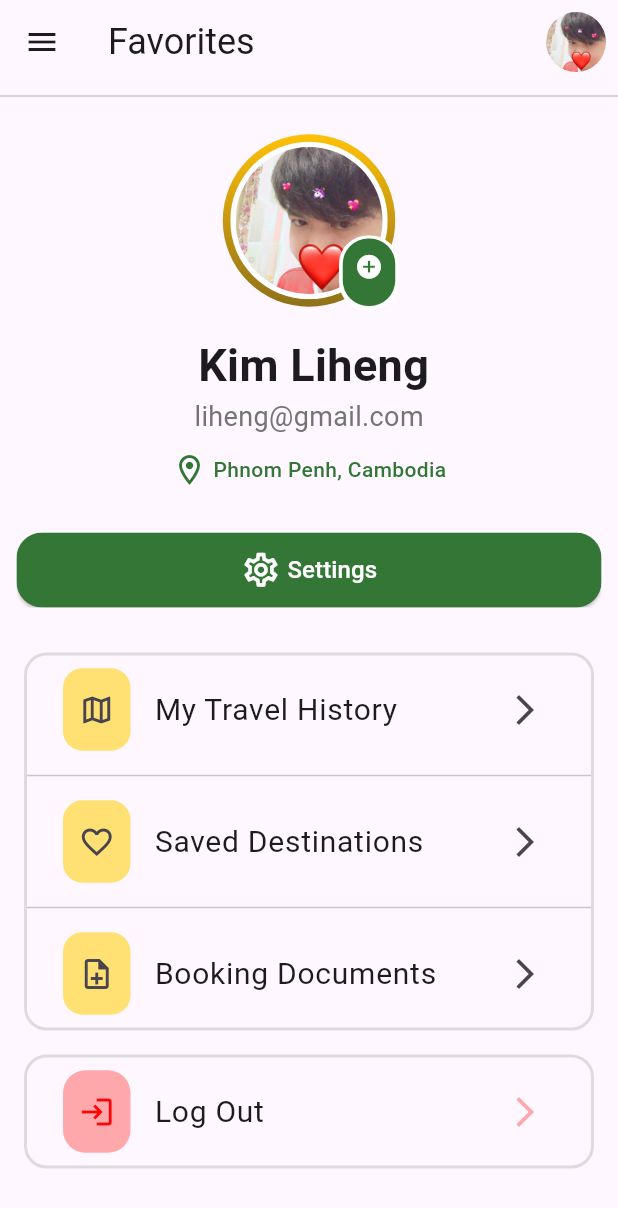
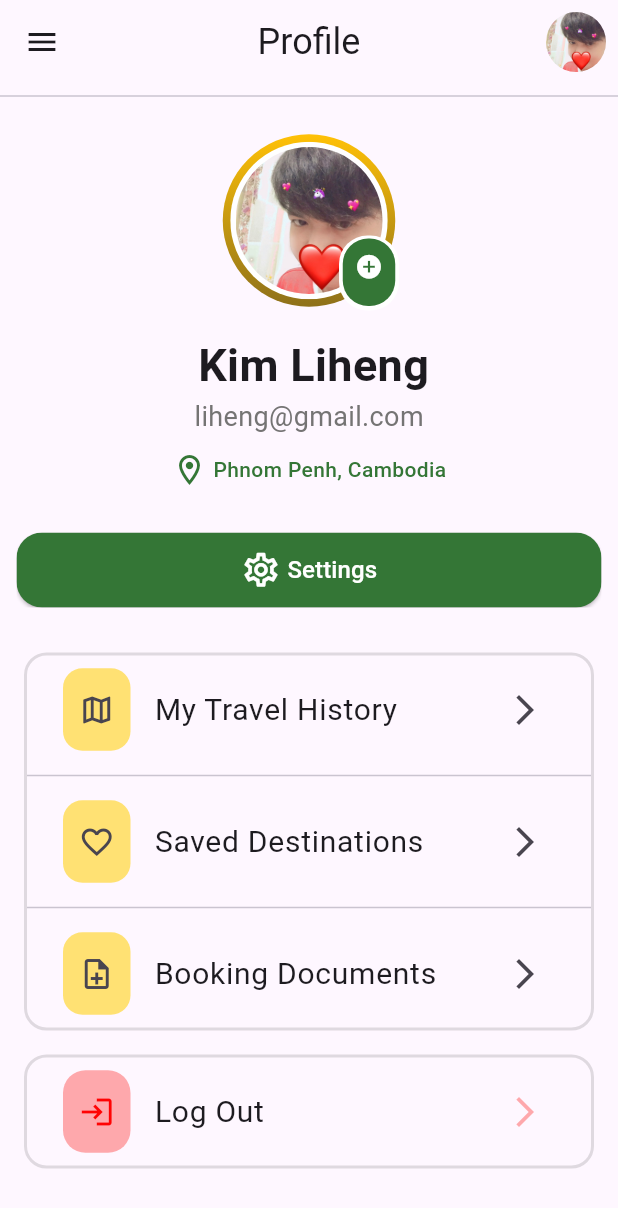
Before and after one commit to kimliheng95-smos/flutter_2_3, a Flutter app: the Layout3 screen opened directly, on a phone screen of 412 x 824 dp. Shown: the top 1208 px of the screen. Run offline on Flutter 3.47's test engine with Material 3 defaults, Android fonts, the phone set to English and light mode, and no system bars; network calls fail; key blocks and very long unbroken strings in the code were emptied for the run.

Commit message:
chnage layout 3 app bar

```diff
--- a/lib/Homework/layout_3.dart
+++ b/lib/Homework/layout_3.dart
@@ -9,7 +9,8 @@ class Layout3 extends StatelessWidget {
       //appbar fontsize
       appBar: AppBar(
         leading: IconButton(onPressed: () {}, icon: Icon(Icons.menu)),
-        title: Text("Favorites", style: TextStyle(fontSize: 24)),
+        title: Text("Profile", style: TextStyle(fontSize: 24)),
+        centerTitle: true,
         actions: [
           Padding(
             padding: const EdgeInsets.all(8.0),
```
